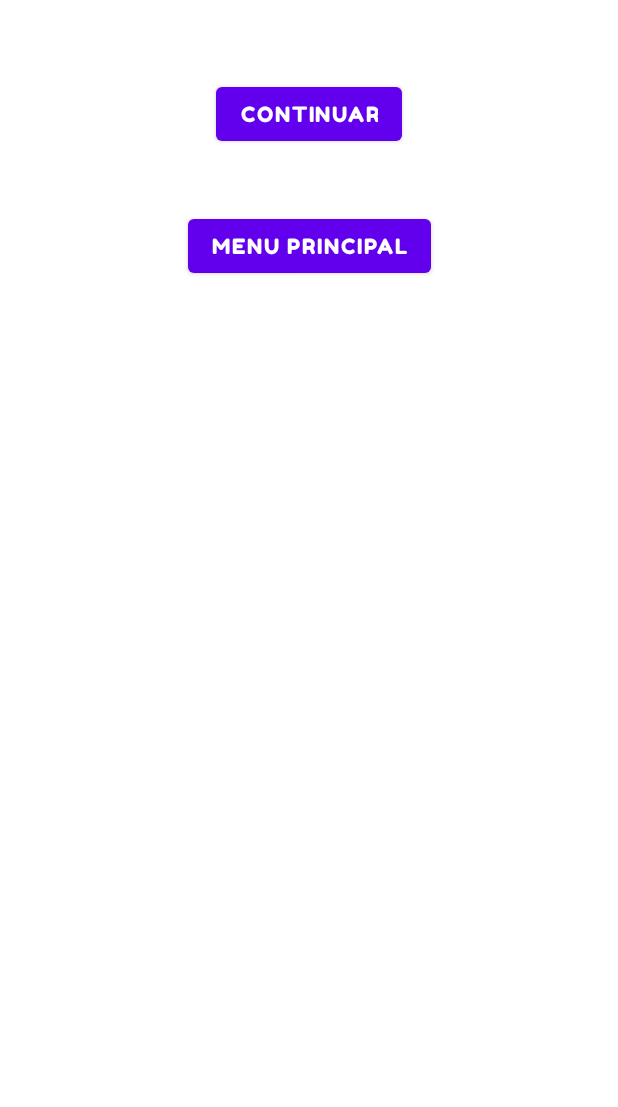
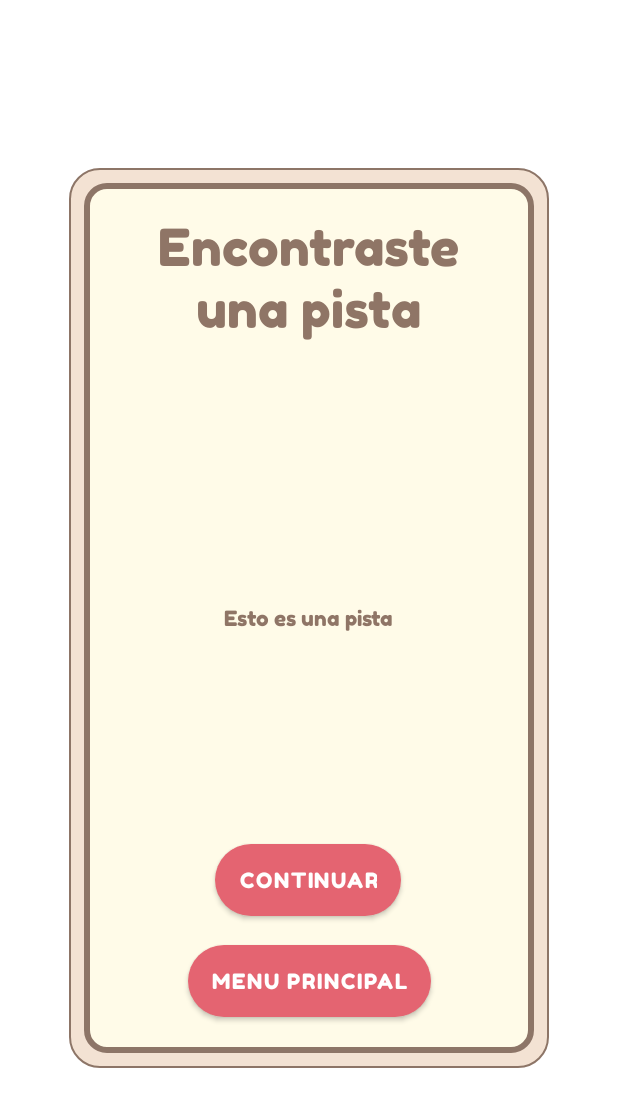
Before and after one commit to josemigueltr/GoBookHunter, an Android app: the layout dialog_hint.xml on its own in the app's theme, with its tools: preview values and no code run, on a phone screen of 412 x 824 dp. Shown: the top 1107 px of the screen. Run offline under Robolectric (Android 15) with nearby library versions, the phone set to English and light mode, and no system bars.

Commit message:
Diseño de pista encontrada agregado ( trabajado en equipo )

```diff
--- a/app/src/main/java/com/unam/pdm/gobookhunter/MainMenuActivity.kt
+++ b/app/src/main/java/com/unam/pdm/gobookhunter/MainMenuActivity.kt
@@ -28,7 +28,6 @@ class MainMenuActivity: AppCompatActivity()  {
             val options = ScanOptions()
             options.setDesiredBarcodeFormats(ScanOptions.ALL_CODE_TYPES)
             options.setPrompt("Scan a barcode")
-
             options.setBeepEnabled(false)
             options.setBarcodeImageEnabled(true)
             qrScanner.scann(options)
--- a/app/src/main/java/com/unam/pdm/gobookhunter/dialogs/HintDialog.kt
+++ b/app/src/main/java/com/unam/pdm/gobookhunter/dialogs/HintDialog.kt
@@ -22,7 +22,6 @@ class HintDialog(val activity: ComponentActivity): Dialog(activity) {
             val options = ScanOptions()
             options.setDesiredBarcodeFormats(ScanOptions.ALL_CODE_TYPES)
             options.setPrompt("Scan a barcode")
-
             options.setBeepEnabled(false)
             options.setBarcodeImageEnabled(true)
             qrScanner.scann(options)
--- /dev/null
+++ b/app/src/main/res/drawable/hint_dialog.xml
@@ -0,0 +1,20 @@
+<?xml version="1.0" encoding="utf-8"?>
+<layer-list xmlns:android="http://schemas.android.com/apk/res/android" >
+    <item>
+        <shape
+            android:shape="rectangle">
+            <stroke android:width="1dp" android:color="#8D7567" />
+            <solid android:color="#F3E2D3" />
+            <corners android:radius="20sp"></corners>
+        </shape>
+    </item>
+
+    <item android:left="10dp" android:top="10dp" android:bottom="10dp" android:right="10dp">
+        <shape
+            android:shape="rectangle">
+            <stroke android:width="4dp" android:color="#8D7567" />
+            <solid android:color="#FFFBE8" />
+            <corners android:radius="13sp"></corners>
+        </shape>
+    </item>
+</layer-list>
--- a/app/src/main/res/layout/dialog_hint.xml
+++ b/app/src/main/res/layout/dialog_hint.xml
@@ -5,24 +5,68 @@
     android:layout_width="match_parent"
     android:layout_height="match_parent">
 
-    <Button
-        android:id="@+id/button_continuar"
-        android:layout_width="wrap_content"
-        android:layout_height="wrap_content"
-        android:layout_marginTop="52dp"
-        android:text="Continuar"
+    <ImageView
+        android:id="@+id/CardBackground"
+        android:layout_width="320dp"
+        android:layout_height="600dp"
+        app:backgroundTint="@null"
+        app:layout_constraintBottom_toBottomOf="parent"
         app:layout_constraintEnd_toEndOf="parent"
         app:layout_constraintStart_toStartOf="parent"
-        app:layout_constraintTop_toTopOf="parent" />
+        app:layout_constraintTop_toTopOf="parent"
+        app:srcCompat="@drawable/hint_dialog" />
 
     <Button
         android:id="@+id/button_menu_principal"
         android:layout_width="wrap_content"
         android:layout_height="wrap_content"
-        android:layout_marginTop="40dp"
+        android:background="@drawable/button_red_background"
         android:text="Menu principal"
+        app:backgroundTint="@null"
+        app:layout_constraintBottom_toBottomOf="@+id/CardBackground"
         app:layout_constraintEnd_toEndOf="parent"
         app:layout_constraintStart_toStartOf="parent"
-        app:layout_constraintTop_toBottomOf="@+id/button_continuar" />
+        app:layout_constraintTop_toTopOf="@+id/CardBackground"
+        app:layout_constraintVertical_bias="0.938" />
+
+    <Button
+        android:id="@+id/button_continuar"
+        android:layout_width="wrap_content"
+        android:layout_height="wrap_content"
+        android:background="@drawable/button_red_background"
+        android:text="Continuar"
+        app:backgroundTint="@null"
+        app:layout_constraintBottom_toTopOf="@+id/button_menu_principal"
+        app:layout_constraintEnd_toEndOf="parent"
+        app:layout_constraintHorizontal_bias="0.498"
+        app:layout_constraintStart_toStartOf="parent"
+        app:layout_constraintTop_toTopOf="@+id/CardBackground"
+        app:layout_constraintVertical_bias="0.959" />
+
+    <TextView
+        android:id="@+id/Pista"
+        android:layout_width="wrap_content"
+        android:layout_height="wrap_content"
+        android:text="Esto es una pista"
+        android:textColor="#8F7566"
+        app:layout_constraintBottom_toBottomOf="@+id/CardBackground"
+        app:layout_constraintEnd_toEndOf="@+id/CardBackground"
+        app:layout_constraintStart_toStartOf="@+id/CardBackground"
+        app:layout_constraintTop_toTopOf="@+id/CardBackground" />
+
+    <TextView
+        android:id="@+id/Title"
+        android:layout_width="222dp"
+        android:layout_height="111dp"
+        android:text="Encontraste una pista"
+        android:textAlignment="center"
+        android:textColor="#8F7566"
+        android:textSize="34sp"
+        app:layout_constraintBottom_toBottomOf="@+id/CardBackground"
+        app:layout_constraintEnd_toEndOf="@+id/CardBackground"
+        app:layout_constraintHorizontal_bias="0.496"
+        app:layout_constraintStart_toStartOf="@+id/CardBackground"
+        app:layout_constraintTop_toTopOf="@+id/CardBackground"
+        app:layout_constraintVertical_bias="0.066" />
 
 </androidx.constraintlayout.widget.ConstraintLayout>
```
Also changed, not shown: app/src/main/res/drawable-v24/hint_dialog_back.png (added).
